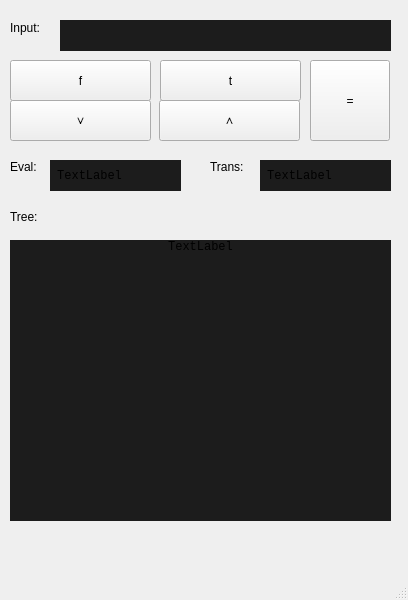
This is src/example/components/main.ui in Tapple214/compiler-starter-project as Qt 5 draws it before an edit. The edited form follows.
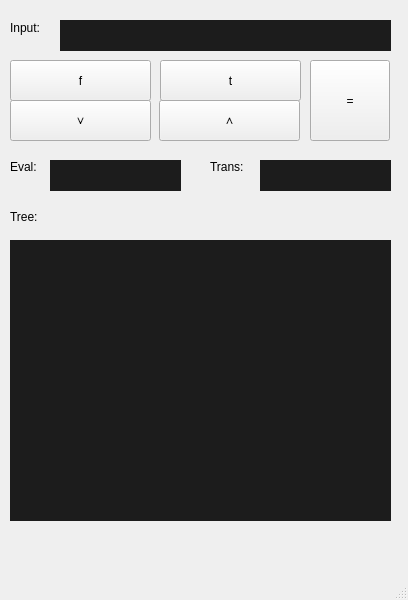
This is the edited form.

```diff
--- a/src/example/components/main.ui
+++ b/src/example/components/main.ui
@@ -185,7 +185,7 @@
      <enum>QFrame::Shape::NoFrame</enum>
     </property>
     <property name="text">
-     <string> TextLabel</string>
+     <string/>
     </property>
    </widget>
    <widget class="QLabel" name="label_trans">
@@ -215,7 +215,7 @@
      <enum>QFrame::Shape::NoFrame</enum>
     </property>
     <property name="text">
-     <string> TextLabel</string>
+     <string/>
     </property>
    </widget>
    <widget class="QLabel" name="label_tree">
@@ -239,10 +239,10 @@
      <string notr="true">background-color: #1c1c1c;</string>
     </property>
     <property name="text">
-     <string>TextLabel</string>
+     <string/>
     </property>
     <property name="alignment">
-     <set>Qt::AlignmentFlag::AlignHCenter|Qt::AlignmentFlag::AlignTop</set>
+     <set>Qt::AlignmentFlag::AlignLeading|Qt::AlignmentFlag::AlignLeft|Qt::AlignmentFlag::AlignTop</set>
     </property>
    </widget>
   </widget>
```
